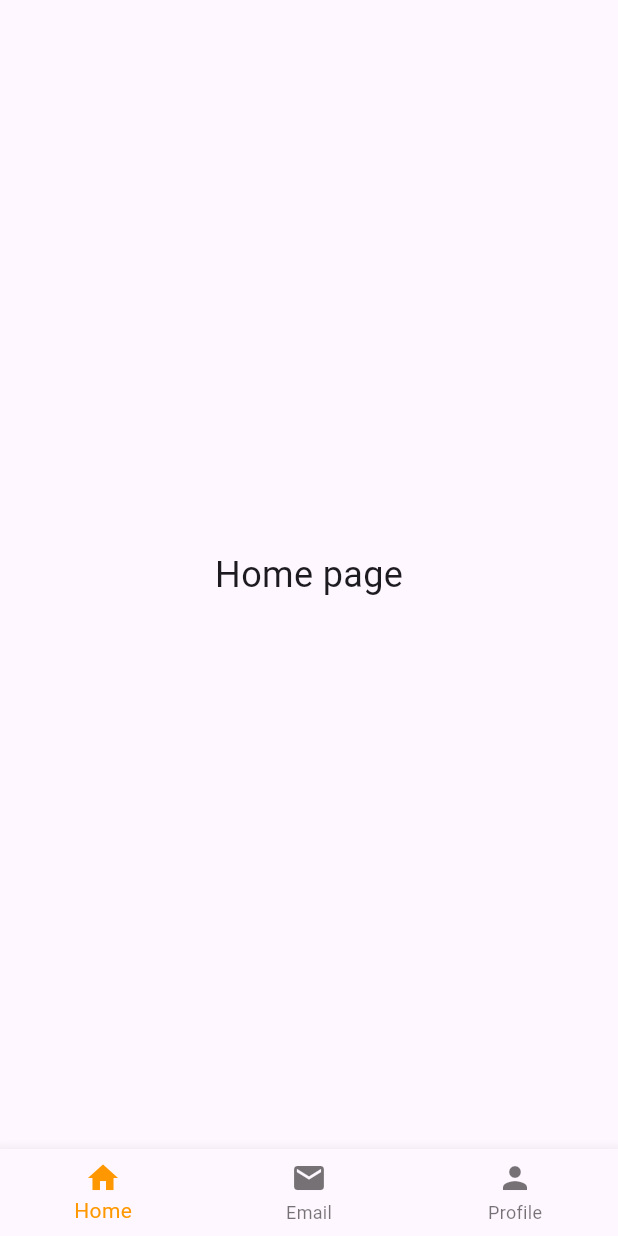
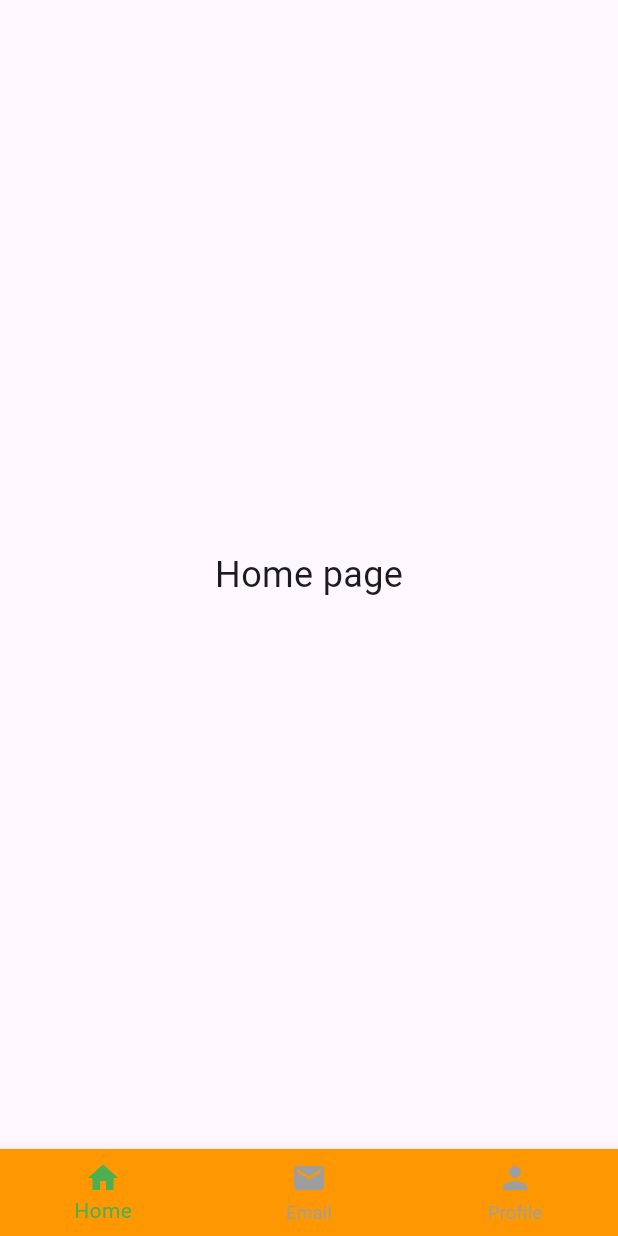
Before and after one commit to DevrinAnggun/PPB_DevrinAnggunSaputri_2211104001_0601, a Flutter app: the screen it shows after launch, on a phone screen of 412 x 824 dp. Run offline on Flutter 3.47's test engine with Material 3 defaults, Android fonts, the phone set to English and light mode, and no system bars.

Commit message:
tugas 5 teori

```diff
--- a/Teori PPB/Tugas 5 Advanced Layout/advanced_layout/lib/main.dart
+++ b/Teori PPB/Tugas 5 Advanced Layout/advanced_layout/lib/main.dart
@@ -4,34 +4,30 @@ void main() {
   runApp(MyApp());
 }
 
-class MyApp extends StatelessWidget {
+class MyApp extends StatefulWidget {
   @override
-  Widget build(BuildContext context) {
-    return MaterialApp(
-      home: MainPage(),
-    );
-  }
+  _MyAppState createState() => _MyAppState();
 }
 
-class MainPage extends StatefulWidget {
-  @override
-  _MainPageState createState() => _MainPageState();
-}
+class _MyAppState extends State<MyApp> {
+  // Controller for PageView
+  PageController _pageController = PageController();
+  int _selectedIndex = 0;
 
-class _MainPageState extends State<MainPage> {
-  int _selectedIndex = 0;
-  PageController _pageController = PageController();
-
+  // Function to handle page navigation
   void _onItemTapped(int index) {
     setState(() {
       _selectedIndex = index;
+      _pageController.animateToPage(index,
+          duration: Duration(milliseconds: 300), curve: Curves.easeInOut);
     });
-    _pageController.jumpToPage(index);
   }
 
   @override
   Widget build(BuildContext context) {
-    return Scaffold(
+    return MaterialApp(
+      home: Scaffold(
+        // SafeArea to prevent overlapping with status bar
         body: SafeArea(
           child: PageView(
             controller: _pageController,
@@ -40,13 +36,16 @@ class _MainPageState extends State<MainPage> {
                 _selectedIndex = index;
               });
             },
-          children: <Widget>[
+            children: [
+              // Pages for Home, Email, and Profile
               Center(child: Text('Home page', style: TextStyle(fontSize: 24))),
               Center(child: Text('Email page', style: TextStyle(fontSize: 24))),
-            Center(child: Text('Profile page', style: TextStyle(fontSize: 24))),
+              Center(
+                  child: Text('Profile page', style: TextStyle(fontSize: 24))),
             ],
           ),
         ),
+        // Bottom Navigation Bar
         bottomNavigationBar: BottomNavigationBar(
           items: const <BottomNavigationBarItem>[
             BottomNavigationBarItem(
@@ -63,15 +62,12 @@ class _MainPageState extends State<MainPage> {
             ),
           ],
           currentIndex: _selectedIndex,
-        selectedItemColor: Colors.orange,
+          selectedItemColor: Colors.green,
+          unselectedItemColor: Colors.grey,
+          backgroundColor: Colors.orange,
           onTap: _onItemTapped,
+        ),
       ),
     );
   }
-
-  @override
-  void dispose() {
-    _pageController.dispose();
-    super.dispose();
 }
-}
```
Lines whose indentation alone changed are shown as unchanged.
